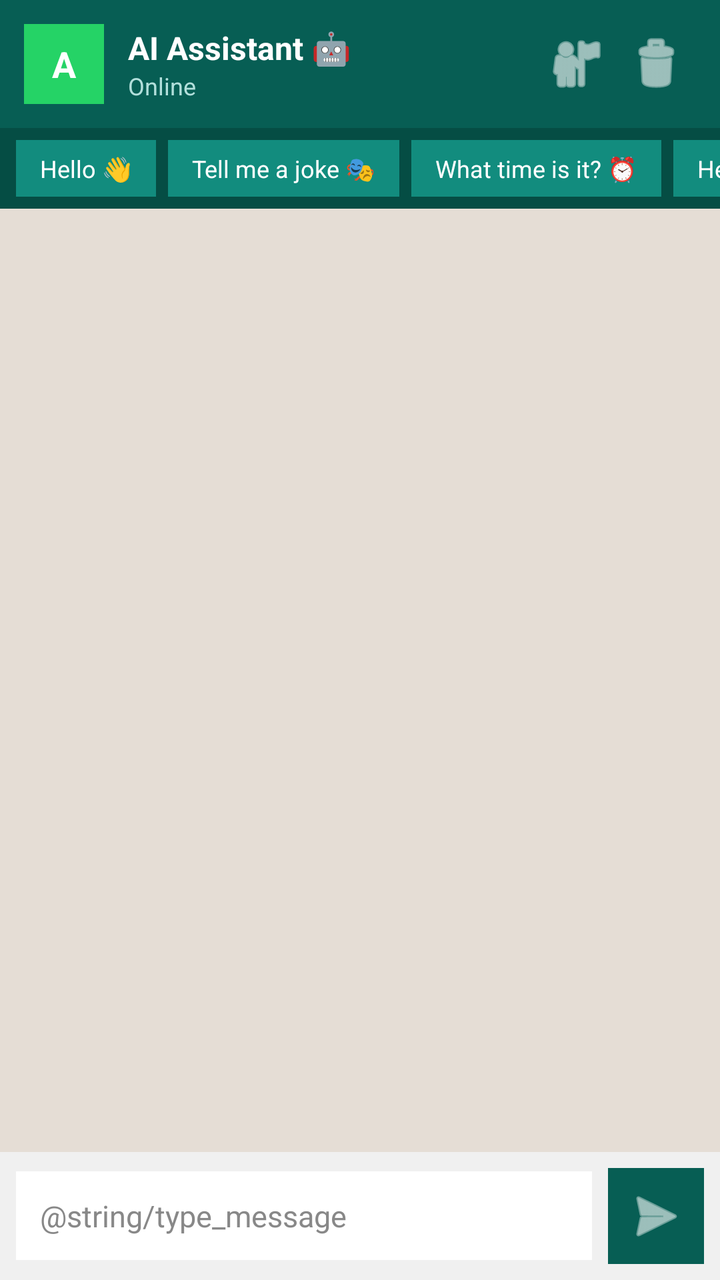
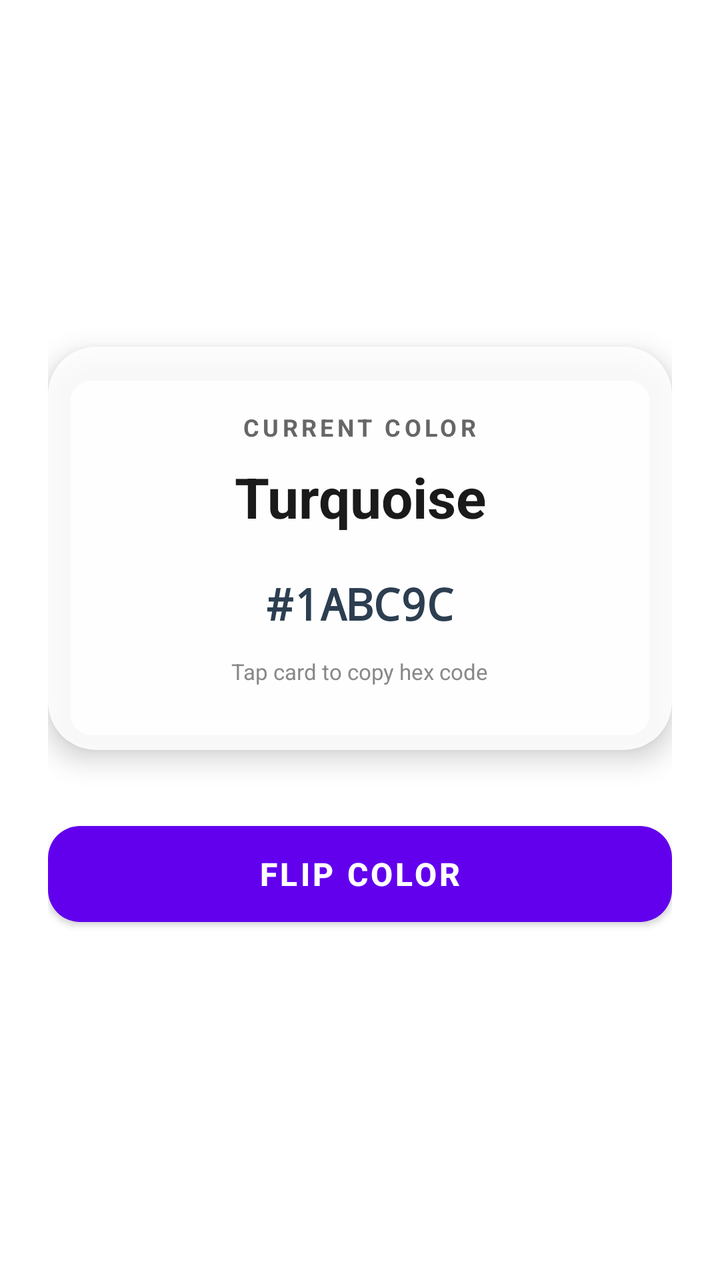

Compare the two renders of this Android layout. The source of the first and the diff that turns it into the second are given below.
<!-- AndroidManifest.xml: application theme Theme.ColorFlip -->
<!-- res/layout/activity_main.xml -->
<?xml version="1.0" encoding="utf-8"?>
<LinearLayout xmlns:android="http://schemas.android.com/apk/res/android"
    android:layout_width="match_parent"
    android:layout_height="match_parent"
    android:background="#E5DDD5"
    android:orientation="vertical">

    
    <LinearLayout
        android:layout_width="match_parent"
        android:layout_height="wrap_content"
        android:background="#075E54"
        android:gravity="center_vertical"
        android:orientation="horizontal"
        android:padding="12dp">

        <TextView
            android:id="@+id/tvAvatar"
            android:layout_width="40dp"
            android:layout_height="40dp"
            android:background="#25D366"
            android:gravity="center"
            android:text="A"
            android:textColor="#FFFFFF"
            android:textSize="18sp"
            android:textStyle="bold" />

        <LinearLayout
            android:layout_width="0dp"
            android:layout_height="wrap_content"
            android:layout_marginStart="12dp"
            android:layout_weight="1"
            android:orientation="vertical">

            <TextView
                android:id="@+id/tvContactName"
                android:layout_width="wrap_content"
                android:layout_height="wrap_content"
                android:text="AI Assistant 🤖"
                android:textColor="#FFFFFF"
                android:textSize="16sp"
                android:textStyle="bold" />

            <TextView
                android:id="@+id/tvStatus"
                android:layout_width="wrap_content"
                android:layout_height="wrap_content"
                android:text="Online"
                android:textColor="#B2DFDB"
                android:textSize="12sp" />
        </LinearLayout>

        <ImageButton
            android:id="@+id/btnSwitchContact"
            android:layout_width="40dp"
            android:layout_height="40dp"
            android:background="?attr/selectableItemBackgroundBorderless"
            android:contentDescription="Switch Contact"
            android:src="@android:drawable/ic_menu_myplaces"
            android:tint="#FFFFFF" />

        <ImageButton
            android:id="@+id/btnClear"
            android:layout_width="40dp"
            android:layout_height="40dp"
            android:background="?attr/selectableItemBackgroundBorderless"
            android:contentDescription="Clear History"
            android:src="@android:drawable/ic_menu_delete"
            android:tint="#FFFFFF" />
    </LinearLayout>

    
    <HorizontalScrollView
        android:layout_width="match_parent"
        android:layout_height="wrap_content"
        android:background="#054D44"
        android:paddingTop="6dp"
        android:paddingBottom="6dp"
        android:scrollbars="none">

        <LinearLayout
            android:layout_width="wrap_content"
            android:layout_height="wrap_content"
            android:orientation="horizontal"
            android:paddingStart="8dp"
            android:paddingEnd="8dp">

            <TextView
                android:id="@+id/chipHello"
                android:layout_width="wrap_content"
                android:layout_height="wrap_content"
                android:layout_marginEnd="6dp"
                android:background="#128C7E"
                android:paddingStart="12dp"
                android:paddingTop="6dp"
                android:paddingEnd="12dp"
                android:paddingBottom="6dp"
                android:text="Hello 👋"
                android:textColor="#FFFFFF"
                android:textSize="12sp" />

            <TextView
                android:id="@+id/chipJoke"
                android:layout_width="wrap_content"
                android:layout_height="wrap_content"
                android:layout_marginEnd="6dp"
                android:background="#128C7E"
                android:paddingStart="12dp"
                android:paddingTop="6dp"
                android:paddingEnd="12dp"
                android:paddingBottom="6dp"
                android:text="Tell me a joke 🎭"
                android:textColor="#FFFFFF"
                android:textSize="12sp" />

            <TextView
                android:id="@+id/chipTime"
                android:layout_width="wrap_content"
                android:layout_height="wrap_content"
                android:layout_marginEnd="6dp"
                android:background="#128C7E"
                android:paddingStart="12dp"
                android:paddingTop="6dp"
                android:paddingEnd="12dp"
                android:paddingBottom="6dp"
                android:text="What time is it? ⏰"
                android:textColor="#FFFFFF"
                android:textSize="12sp" />

            <TextView
                android:id="@+id/chipHelp"
                android:layout_width="wrap_content"
                android:layout_height="wrap_content"
                android:background="#128C7E"
                android:paddingStart="12dp"
                android:paddingTop="6dp"
                android:paddingEnd="12dp"
                android:paddingBottom="6dp"
                android:text="Help ℹ️"
                android:textColor="#FFFFFF"
                android:textSize="12sp" />
        </LinearLayout>
    </HorizontalScrollView>

    
    <androidx.recyclerview.widget.RecyclerView
        android:id="@+id/recyclerViewChat"
        android:layout_width="match_parent"
        android:layout_height="0dp"
        android:layout_weight="1"
        android:clipToPadding="false"
        android:paddingTop="8dp"
        android:paddingBottom="8dp" />

    
    <LinearLayout
        android:id="@+id/layoutTyping"
        android:layout_width="match_parent"
        android:layout_height="wrap_content"
        android:background="#D1E7DD"
        android:orientation="horizontal"
        android:padding="8dp"
        android:visibility="gone">

        <TextView
            android:layout_width="wrap_content"
            android:layout_height="wrap_content"
            android:layout_marginStart="8dp"
            android:text="Assistant is typing..."
            android:textColor="#0F5132"
            android:textSize="12sp"
            android:textStyle="italic" />
    </LinearLayout>

    
    <LinearLayout
        android:layout_width="match_parent"
        android:layout_height="wrap_content"
        android:background="#F0F0F0"
        android:gravity="center_vertical"
        android:orientation="horizontal"
        android:padding="8dp">

        <EditText
            android:id="@+id/etMessage"
            android:layout_width="0dp"
            android:layout_height="wrap_content"
            android:layout_weight="1"
            android:background="#FFFFFF"
            android:hint="@string/type_message"
            android:inputType="textCapSentences|textMultiLine"
            android:maxLines="4"
            android:padding="12dp"
            android:textColor="#000000"
            android:textColorHint="#888888"
            android:textSize="15sp" />

        <ImageButton
            android:id="@+id/btnSend"
            android:layout_width="48dp"
            android:layout_height="48dp"
            android:layout_marginStart="8dp"
            android:background="#075E54"
            android:contentDescription="Send"
            android:src="@android:drawable/ic_menu_send"
            android:tint="#FFFFFF" />
    </LinearLayout>

</LinearLayout>
<!-- resources referenced by this layout -->
<resources>
  <style name="Theme.ColorFlip" parent="Theme.MaterialComponents.DayNight.NoActionBar">
          <item name="colorPrimary">#6200EE</item>
          <item name="colorPrimaryVariant">#3700B3</item>
          <item name="colorOnPrimary">#FFFFFF</item>
          <item name="android:statusBarColor">#00000000</item>
          <item name="android:windowTranslucentStatus">true</item>
      </style>
</resources>

<!-- the commit's change to res/layout/activity_main.xml (unified diff, before → after) -->
@@ -1,209 +1,95 @@
 <?xml version="1.0" encoding="utf-8"?>
-<LinearLayout xmlns:android="http://schemas.android.com/apk/res/android"
+<androidx.constraintlayout.widget.ConstraintLayout
+    xmlns:android="http://schemas.android.com/apk/res/android"
+    xmlns:app="http://schemas.android.com/apk/res-auto"
+    android:id="@+id/root_layout"
     android:layout_width="match_parent"
     android:layout_height="match_parent"
-    android:background="#E5DDD5"
-    android:orientation="vertical">
+    android:padding="24dp">
 
-    
-    <LinearLayout
-        android:layout_width="match_parent"
+    <com.google.android.material.card.MaterialCardView
+        android:id="@+id/card_info"
+        android:layout_width="0dp"
         android:layout_height="wrap_content"
-        android:background="#075E54"
-        android:gravity="center_vertical"
-        android:orientation="horizontal"
-        android:padding="12dp">
-
-        <TextView
-            android:id="@+id/tvAvatar"
-            android:layout_width="40dp"
-            android:layout_height="40dp"
-            android:background="#25D366"
-            android:gravity="center"
-            android:text="A"
-            android:textColor="#FFFFFF"
-            android:textSize="18sp"
-            android:textStyle="bold" />
+        android:clickable="true"
+        android:focusable="true"
+        android:foreground="?attr/selectableItemBackground"
+        app:cardCornerRadius="24dp"
+        app:cardElevation="8dp"
+        app:cardBackgroundColor="#DDFFFFFF"
+        app:strokeWidth="0dp"
+        app:layout_constraintBottom_toTopOf="@+id/btn_flip"
+        app:layout_constraintEnd_toEndOf="parent"
+        app:layout_constraintStart_toStartOf="parent"
+        app:layout_constraintTop_toTopOf="parent"
+        app:layout_constraintVertical_chainStyle="packed">
 
         <LinearLayout
-            android:layout_width="0dp"
+            android:layout_width="match_parent"
             android:layout_height="wrap_content"
-            android:layout_marginStart="12dp"
-            android:layout_weight="1"
-            android:orientation="vertical">
+            android:gravity="center"
+            android:orientation="vertical"
+            android:padding="32dp">
 
             <TextView
-                android:id="@+id/tvContactName"
+                android:id="@+id/tv_color_label"
                 android:layout_width="wrap_content"
                 android:layout_height="wrap_content"
-                android:text="AI Assistant 🤖"
-                android:textColor="#FFFFFF"
-                android:textSize="16sp"
+                android:text="@string/background_color"
+                android:textAllCaps="true"
+                android:textColor="#666666"
+                android:textSize="12sp"
+                android:letterSpacing="0.15"
                 android:textStyle="bold" />
 
             <TextView
-                android:id="@+id/tvStatus"
+                android:id="@+id/tv_color_name"
                 android:layout_width="wrap_content"
                 android:layout_height="wrap_content"
-                android:text="Online"
-                android:textColor="#B2DFDB"
-                android:textSize="12sp" />
-        </LinearLayout>
-
-        <ImageButton
-            android:id="@+id/btnSwitchContact"
-            android:layout_width="40dp"
-            android:layout_height="40dp"
-            android:background="?attr/selectableItemBackgroundBorderless"
-            android:contentDescription="Switch Contact"
-            android:src="@android:drawable/ic_menu_myplaces"
-            android:tint="#FFFFFF" />
-
-        <ImageButton
-            android:id="@+id/btnClear"
-            android:layout_width="40dp"
-            android:layout_height="40dp"
-            android:background="?attr/selectableItemBackgroundBorderless"
-            android:contentDescription="Clear History"
-            android:src="@android:drawable/ic_menu_delete"
-            android:tint="#FFFFFF" />
-    </LinearLayout>
-
-    
-    <HorizontalScrollView
-        android:layout_width="match_parent"
-        android:layout_height="wrap_content"
-        android:background="#054D44"
-        android:paddingTop="6dp"
-        android:paddingBottom="6dp"
-        android:scrollbars="none">
-
-        <LinearLayout
-            android:layout_width="wrap_content"
-            android:layout_height="wrap_content"
-            android:orientation="horizontal"
-            android:paddingStart="8dp"
-            android:paddingEnd="8dp">
+                android:layout_marginTop="8dp"
+                android:text="Turquoise"
+                android:textAlignment="center"
+                android:textColor="#1A1A1A"
+                android:textSize="28sp"
+                android:textStyle="bold" />
 
             <TextView
-                android:id="@+id/chipHello"
+                android:id="@+id/tv_color_hex"
                 android:layout_width="wrap_content"
                 android:layout_height="wrap_content"
-                android:layout_marginEnd="6dp"
-                android:background="#128C7E"
-                android:paddingStart="12dp"
-                android:paddingTop="6dp"
-                android:paddingEnd="12dp"
-                android:paddingBottom="6dp"
-                android:text="Hello 👋"
-                android:textColor="#FFFFFF"
-                android:textSize="12sp" />
+                android:layout_marginTop="12dp"
+                android:fontFamily="monospace"
+                android:paddingHorizontal="16dp"
+                android:paddingVertical="8dp"
+                android:text="#1ABC9C"
+                android:textColor="#2C3E50"
+                android:textSize="22sp"
+                android:textStyle="bold" />
 
             <TextView
-                android:id="@+id/chipJoke"
+                android:id="@+id/tv_copy_hint"
                 android:layout_width="wrap_content"
                 android:layout_height="wrap_content"
-                android:layout_marginEnd="6dp"
-                android:background="#128C7E"
-                android:paddingStart="12dp"
-                android:paddingTop="6dp"
-                android:paddingEnd="12dp"
-                android:paddingBottom="6dp"
-                android:text="Tell me a joke 🎭"
-                android:textColor="#FFFFFF"
-                android:textSize="12sp" />
+                android:layout_marginTop="4dp"
+                android:text="@string/tap_to_copy"
+                android:textColor="#888888"
+                android:textSize="11sp" />
 
-            <TextView
-                android:id="@+id/chipTime"
-                android:layout_width="wrap_content"
-                android:layout_height="wrap_content"
-                android:layout_marginEnd="6dp"
-                android:background="#128C7E"
-                android:paddingStart="12dp"
-                android:paddingTop="6dp"
-                android:paddingEnd="12dp"
-                android:paddingBottom="6dp"
-                android:text="What time is it? ⏰"
-                android:textColor="#FFFFFF"
-                android:textSize="12sp" />
+        </LinearLayout>
+    </com.google.android.material.card.MaterialCardView>
 
-            <TextView
-                android:id="@+id/chipHelp"
-                android:layout_width="wrap_content"
-                android:layout_height="wrap_content"
-                android:background="#128C7E"
-                android:paddingStart="12dp"
-                android:paddingTop="6dp"
-                android:paddingEnd="12dp"
-                android:paddingBottom="6dp"
-                android:text="Help ℹ️"
-                android:textColor="#FFFFFF"
-                android:textSize="12sp" />
-        </LinearLayout>
-    </HorizontalScrollView>
+    <com.google.android.material.button.MaterialButton
+        android:id="@+id/btn_flip"
+        android:layout_width="0dp"
+        android:layout_height="60dp"
+        android:layout_marginTop="32dp"
+        android:text="@string/flip_color"
+        android:textSize="16sp"
+        android:textStyle="bold"
+        app:cornerRadius="16dp"
+        app:layout_constraintBottom_toBottomOf="parent"
+        app:layout_constraintEnd_toEndOf="parent"
+        app:layout_constraintStart_toStartOf="parent"
+        app:layout_constraintTop_toBottomOf="@+id/card_info" />
 
-    
-    <androidx.recyclerview.widget.RecyclerView
-        android:id="@+id/recyclerViewChat"
-        android:layout_width="match_parent"
-        android:layout_height="0dp"
-        android:layout_weight="1"
-        android:clipToPadding="false"
-        android:paddingTop="8dp"
-        android:paddingBottom="8dp" />
-
-    
-    <LinearLayout
-        android:id="@+id/layoutTyping"
-        android:layout_width="match_parent"
-        android:layout_height="wrap_content"
-        android:background="#D1E7DD"
-        android:orientation="horizontal"
-        android:padding="8dp"
-        android:visibility="gone">
-
-        <TextView
-            android:layout_width="wrap_content"
-            android:layout_height="wrap_content"
-            android:layout_marginStart="8dp"
-            android:text="Assistant is typing..."
-            android:textColor="#0F5132"
-            android:textSize="12sp"
-            android:textStyle="italic" />
-    </LinearLayout>
-
-    
-    <LinearLayout
-        android:layout_width="match_parent"
-        android:layout_height="wrap_content"
-        android:background="#F0F0F0"
-        android:gravity="center_vertical"
-        android:orientation="horizontal"
-        android:padding="8dp">
-
-        <EditText
-            android:id="@+id/etMessage"
-            android:layout_width="0dp"
-            android:layout_height="wrap_content"
-            android:layout_weight="1"
-            android:background="#FFFFFF"
-            android:hint="@string/type_message"
-            android:inputType="textCapSentences|textMultiLine"
-            android:maxLines="4"
-            android:padding="12dp"
-            android:textColor="#000000"
-            android:textColorHint="#888888"
-            android:textSize="15sp" />
-
-        <ImageButton
-            android:id="@+id/btnSend"
-            android:layout_width="48dp"
-            android:layout_height="48dp"
-            android:layout_marginStart="8dp"
-            android:background="#075E54"
-            android:contentDescription="Send"
-            android:src="@android:drawable/ic_menu_send"
-            android:tint="#FFFFFF" />
-    </LinearLayout>
-
-</LinearLayout>
+</androidx.constraintlayout.widget.ConstraintLayout>
<!-- resource entries referenced after the edit -->
@@ -1,5 +1,8 @@
 <!-- resources referenced by this layout -->
 <resources>
+  <string name="background_color">Current Color</string>
+  <string name="flip_color">FLIP COLOR</string>
+  <string name="tap_to_copy">Tap card to copy hex code</string>
   <style name="Theme.ColorFlip" parent="Theme.MaterialComponents.DayNight.NoActionBar">
           <item name="colorPrimary">#6200EE</item>
           <item name="colorPrimaryVariant">#3700B3</item>
